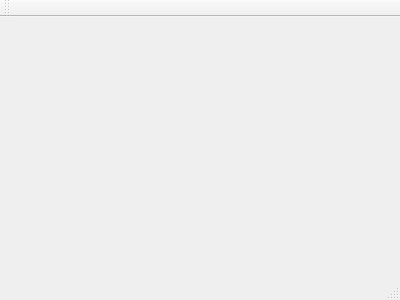
Qt form mainwindow.ui (DeepAQ/BFClient-Qt) before a commit.
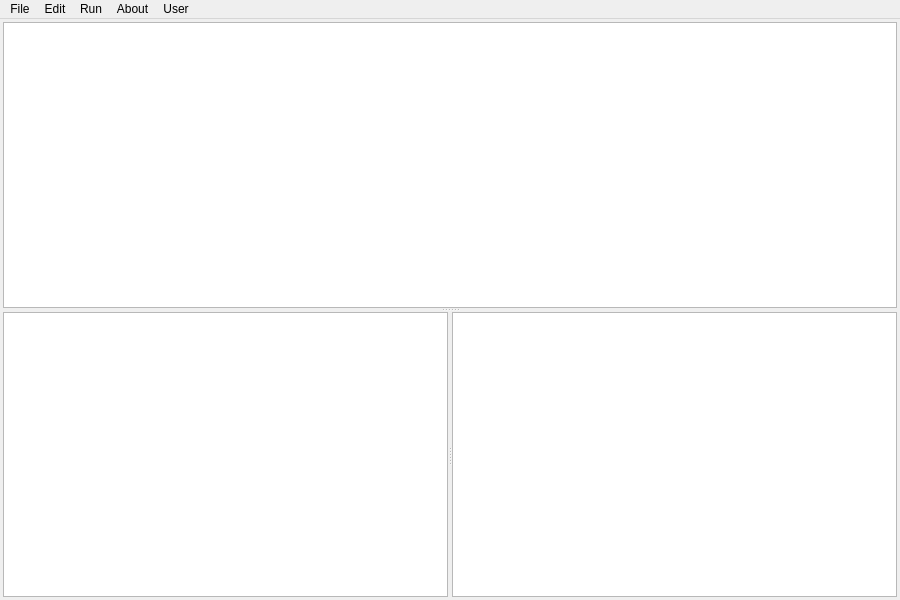
The same form after that commit.

Diff of the .ui file:
```diff
--- a/mainwindow.ui
+++ b/mainwindow.ui
@@ -1,24 +1,200 @@
 <ui version="4.0">
  <class>MainWindow</class>
- <widget class="QMainWindow" name="MainWindow" >
-  <property name="geometry" >
+ <widget class="QMainWindow" name="MainWindow">
+  <property name="geometry">
    <rect>
     <x>0</x>
     <y>0</y>
-    <width>400</width>
-    <height>300</height>
+    <width>900</width>
+    <height>600</height>
    </rect>
   </property>
   <property name="windowTitle" >
    <string>MainWindow</string>
   </property>
-  <widget class="QMenuBar" name="menuBar" />
-  <widget class="QToolBar" name="mainToolBar" />
-  <widget class="QWidget" name="centralWidget" />
-  <widget class="QStatusBar" name="statusBar" />
+  <widget class="QWidget" name="centralWidget">
+   <layout class="QGridLayout" name="gridLayout_2">
+    <property name="leftMargin">
+     <number>3</number>
+    </property>
+    <property name="topMargin">
+     <number>3</number>
+    </property>
+    <property name="rightMargin">
+     <number>3</number>
+    </property>
+    <property name="bottomMargin">
+     <number>3</number>
+    </property>
+    <item row="0" column="0">
+     <widget class="QSplitter" name="splitter_2">
+      <property name="sizePolicy">
+       <sizepolicy hsizetype="Expanding" vsizetype="Expanding">
+        <horstretch>0</horstretch>
+        <verstretch>0</verstretch>
+       </sizepolicy>
+      </property>
+      <property name="orientation">
+       <enum>Qt::Vertical</enum>
+      </property>
+      <widget class="QPlainTextEdit" name="editCode">
+       <property name="font">
+        <font>
+         <family>Consolas</family>
+         <pointsize>11</pointsize>
+        </font>
+       </property>
+      </widget>
+      <widget class="QSplitter" name="splitter">
+       <property name="orientation">
+        <enum>Qt::Horizontal</enum>
+       </property>
+       <widget class="QPlainTextEdit" name="editInput">
+        <property name="font">
+         <font>
+          <family>Consolas</family>
+          <pointsize>11</pointsize>
+         </font>
+        </property>
+       </widget>
+       <widget class="QTextEdit" name="editOutput">
+        <property name="font">
+         <font>
+          <family>Consolas</family>
+          <pointsize>11</pointsize>
+         </font>
+        </property>
+        <property name="readOnly">
+         <bool>true</bool>
+        </property>
+       </widget>
+      </widget>
+     </widget>
+    </item>
+   </layout>
+  </widget>
+  <widget class="QMenuBar" name="menuBar">
+   <property name="geometry">
+    <rect>
+     <x>0</x>
+     <y>0</y>
+     <width>900</width>
+     <height>23</height>
+    </rect>
+   </property>
+   <widget class="QMenu" name="menuFile">
+    <property name="title">
+     <string>File</string>
+    </property>
+    <addaction name="actionNew"/>
+    <addaction name="actionOpen"/>
+    <addaction name="actionSave"/>
+    <addaction name="actionSave_as"/>
+    <addaction name="separator"/>
+    <addaction name="actionExit"/>
+   </widget>
+   <widget class="QMenu" name="menuEdit">
+    <property name="title">
+     <string>Edit</string>
+    </property>
+    <addaction name="actionUndo"/>
+    <addaction name="actionRedo"/>
+    <addaction name="separator"/>
+    <addaction name="actionCut"/>
+    <addaction name="actionCopy"/>
+    <addaction name="actionPaste"/>
+   </widget>
+   <widget class="QMenu" name="menuRun">
+    <property name="title">
+     <string>Run</string>
+    </property>
+    <addaction name="actionExecute"/>
+   </widget>
+   <widget class="QMenu" name="menuAbout">
+    <property name="title">
+     <string>About</string>
+    </property>
+    <addaction name="actionAbout"/>
+   </widget>
+   <widget class="QMenu" name="menuUser">
+    <property name="title">
+     <string>User</string>
+    </property>
+    <addaction name="actionLogout"/>
+   </widget>
+   <addaction name="menuFile"/>
+   <addaction name="menuEdit"/>
+   <addaction name="menuRun"/>
+   <addaction name="menuAbout"/>
+   <addaction name="menuUser"/>
+  </widget>
+  <action name="actionNew">
+   <property name="text">
+    <string>New</string>
+   </property>
+  </action>
+  <action name="actionOpen">
+   <property name="text">
+    <string>Open</string>
+   </property>
+  </action>
+  <action name="actionSave">
+   <property name="text">
+    <string>Save</string>
+   </property>
+  </action>
+  <action name="actionSave_as">
+   <property name="text">
+    <string>Save as ...</string>
+   </property>
+  </action>
+  <action name="actionExit">
+   <property name="text">
+    <string>Exit</string>
+   </property>
+  </action>
+  <action name="actionUndo">
+   <property name="text">
+    <string>Undo</string>
+   </property>
+  </action>
+  <action name="actionRedo">
+   <property name="text">
+    <string>Redo</string>
+   </property>
+  </action>
+  <action name="actionCut">
+   <property name="text">
+    <string>Cut</string>
+   </property>
+  </action>
+  <action name="actionCopy">
+   <property name="text">
+    <string>Copy</string>
+   </property>
+  </action>
+  <action name="actionPaste">
+   <property name="text">
+    <string>Paste</string>
+   </property>
+  </action>
+  <action name="actionExecute">
+   <property name="text">
+    <string>Execute</string>
+   </property>
+  </action>
+  <action name="actionAbout">
+   <property name="text">
+    <string>About</string>
+   </property>
+  </action>
+  <action name="actionLogout">
+   <property name="text">
+    <string>Logout</string>
+   </property>
+  </action>
  </widget>
- <layoutDefault spacing="6" margin="11" />
- <pixmapfunction></pixmapfunction>
+ <layoutdefault spacing="6" margin="11"/>
  <resources/>
  <connections/>
 </ui>
```
Left out of the diff: 3 changed lines with no effect on the pictures.
